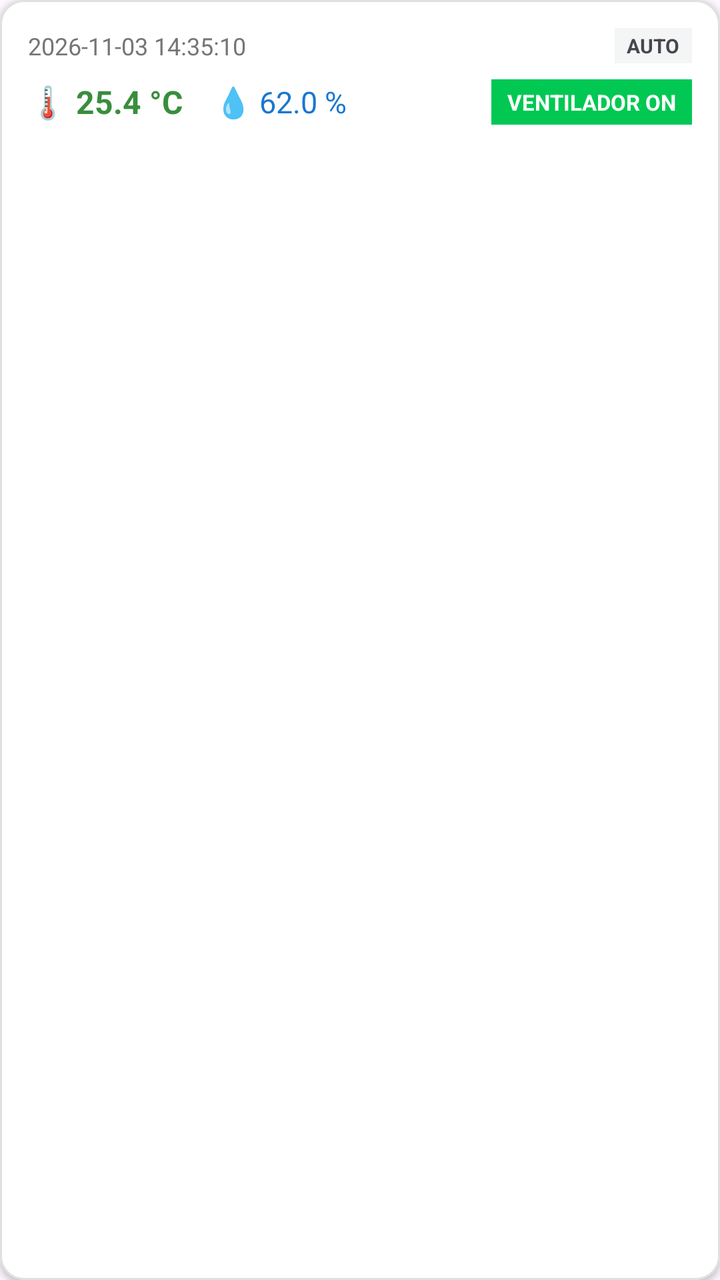
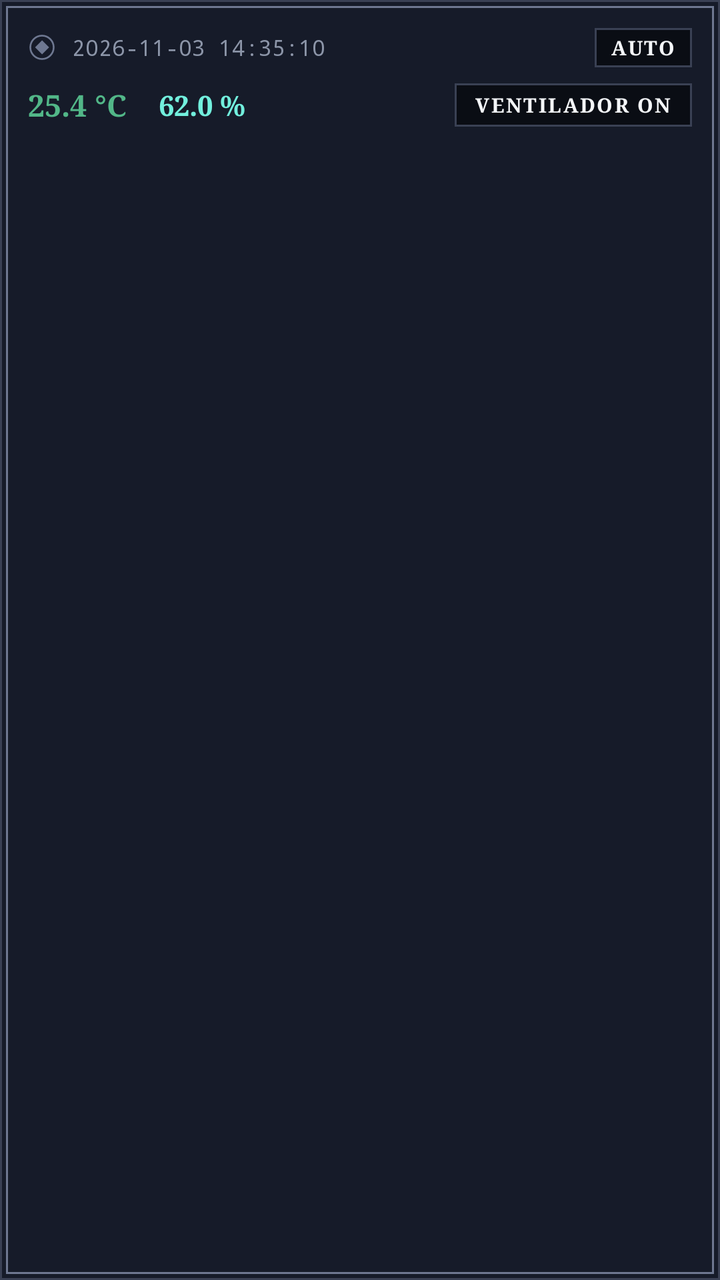

Before-and-after screenshots of an Android layout around one commit, followed by the original layout XML and the change that was made.
<!-- AndroidManifest.xml: application theme Theme.InvernaderoIoT -->
<!-- res/layout/item_sensor_reading.xml -->
<?xml version="1.0" encoding="utf-8"?>
<com.google.android.material.card.MaterialCardView xmlns:android="http://schemas.android.com/apk/res/android"
    xmlns:app="http://schemas.android.com/apk/res-auto"
    android:layout_width="match_parent"
    android:layout_height="wrap_content"
    app:cardCornerRadius="12dp"
    app:cardElevation="2dp"
    app:cardBackgroundColor="@color/card_bg"
    app:strokeColor="@color/card_border"
    app:strokeWidth="1dp"
    android:layout_marginBottom="10dp"
    android:layout_marginHorizontal="4dp">

    <LinearLayout
        android:layout_width="match_parent"
        android:layout_height="wrap_content"
        android:orientation="vertical"
        android:padding="14dp">

        <LinearLayout
            android:layout_width="match_parent"
            android:layout_height="wrap_content"
            android:orientation="horizontal"
            android:gravity="center_vertical"
            android:layout_marginBottom="8dp">

            <TextView
                android:id="@+id/tvItemTimestamp"
                android:layout_width="0dp"
                android:layout_height="wrap_content"
                android:layout_weight="1"
                android:text="2026-11-03 14:35:10"
                android:textSize="12sp"
                android:textColor="@color/text_secondary" />

            <TextView
                android:id="@+id/tvItemMode"
                android:layout_width="wrap_content"
                android:layout_height="wrap_content"
                android:text="AUTO"
                android:textSize="10sp"
                android:textStyle="bold"
                android:background="@color/screen_bg"
                android:paddingHorizontal="6dp"
                android:paddingVertical="2dp" />
        </LinearLayout>

        <LinearLayout
            android:layout_width="match_parent"
            android:layout_height="wrap_content"
            android:orientation="horizontal"
            android:gravity="center_vertical">

            
            <TextView
                android:id="@+id/tvItemTemp"
                android:layout_width="wrap_content"
                android:layout_height="wrap_content"
                android:text="🌡️ 25.4 °C"
                android:textSize="16sp"
                android:textStyle="bold"
                android:textColor="@color/temp_optimal"
                android:layout_marginEnd="16dp" />

            
            <TextView
                android:id="@+id/tvItemHumidity"
                android:layout_width="0dp"
                android:layout_height="wrap_content"
                android:layout_weight="1"
                android:text="💧 62.0 %"
                android:textSize="15sp"
                android:textColor="@color/temp_cold" />

            
            <TextView
                android:id="@+id/tvItemFanStatus"
                android:layout_width="wrap_content"
                android:layout_height="wrap_content"
                android:text="VENTILADOR ON"
                android:textSize="11sp"
                android:textStyle="bold"
                android:textColor="@color/white"
                android:background="@color/fan_active"
                android:paddingHorizontal="8dp"
                android:paddingVertical="4dp" />
        </LinearLayout>

    </LinearLayout>
</com.google.android.material.card.MaterialCardView>
<!-- resources referenced by this layout -->
<resources>
  <color name="card_bg">#FFFFFF</color>
  <color name="card_border">#E0E0E0</color>
  <color name="fan_active">#00C853</color>
  <color name="screen_bg">#F4F6F5</color>
  <color name="temp_cold">#1976D2</color>
  <color name="temp_optimal">#388E3C</color>
  <color name="text_secondary">#757575</color>
  <color name="white">#FFFFFFFF</color>
  <style name="Theme.InvernaderoIoT" parent="Base.Theme.InvernaderoIoT" />
  <style name="Base.Theme.InvernaderoIoT" parent="Theme.Material3.DayNight.NoActionBar">
          <item name="colorPrimary">@color/greenhouse_primary</item>
          <item name="colorPrimaryVariant">@color/greenhouse_primary_dark</item>
          <item name="colorSecondary">@color/greenhouse_accent</item>
          <item name="android:statusBarColor">@color/greenhouse_primary_dark</item>
      </style>
  <color name="greenhouse_primary">#2E7D32</color>
  <color name="greenhouse_primary_dark">#1B5E20</color>
  <color name="greenhouse_accent">#4CAF50</color>
</resources>

<!-- the commit's change to res/layout/item_sensor_reading.xml (unified diff, before → after) -->
@@ -1,90 +1,100 @@
 <?xml version="1.0" encoding="utf-8"?>
-<com.google.android.material.card.MaterialCardView xmlns:android="http://schemas.android.com/apk/res/android"
+<LinearLayout xmlns:android="http://schemas.android.com/apk/res/android"
     xmlns:app="http://schemas.android.com/apk/res-auto"
     android:layout_width="match_parent"
     android:layout_height="wrap_content"
-    app:cardCornerRadius="12dp"
-    app:cardElevation="2dp"
-    app:cardBackgroundColor="@color/card_bg"
-    app:strokeColor="@color/card_border"
-    app:strokeWidth="1dp"
+    android:orientation="vertical"
+    android:background="@drawable/bg_hallownest_card"
+    android:padding="14dp"
     android:layout_marginBottom="10dp"
-    android:layout_marginHorizontal="4dp">
+    android:layout_marginHorizontal="2dp">
 
+    
     <LinearLayout
         android:layout_width="match_parent"
         android:layout_height="wrap_content"
-        android:orientation="vertical"
-        android:padding="14dp">
+        android:orientation="horizontal"
+        android:gravity="center_vertical"
+        android:layout_marginBottom="8dp">
 
-        <LinearLayout
-            android:layout_width="match_parent"
+        <ImageView
+            android:layout_width="14dp"
+            android:layout_height="14dp"
+            android:src="@drawable/ic_charm_notch"
+            app:tint="@color/hk_border_pale_ore"
+            android:contentDescription="Muesca"
+            android:layout_marginEnd="8dp" />
+
+        <TextView
+            android:id="@+id/tvItemTimestamp"
+            android:layout_width="0dp"
             android:layout_height="wrap_content"
-            android:orientation="horizontal"
-            android:gravity="center_vertical"
-            android:layout_marginBottom="8dp">
+            android:layout_weight="1"
+            android:text="2026-11-03 14:35:10"
+            android:textSize="11sp"
+            android:fontFamily="monospace"
+            android:textColor="@color/hk_text_lore" />
 
-            <TextView
-                android:id="@+id/tvItemTimestamp"
-                android:layout_width="0dp"
-                android:layout_height="wrap_content"
-                android:layout_weight="1"
-                android:text="2026-11-03 14:35:10"
-                android:textSize="12sp"
-                android:textColor="@color/text_secondary" />
+        <TextView
+            android:id="@+id/tvItemMode"
+            android:layout_width="wrap_content"
+            android:layout_height="wrap_content"
+            android:text="AUTO"
+            android:textSize="10sp"
+            android:textStyle="bold"
+            android:fontFamily="serif"
+            android:letterSpacing="0.08"
+            android:textColor="@color/hk_text_soul"
+            android:background="@drawable/bg_charm_well"
+            android:paddingHorizontal="8dp"
+            android:paddingVertical="3dp" />
+    </LinearLayout>
 
-            <TextView
-                android:id="@+id/tvItemMode"
-                android:layout_width="wrap_content"
-                android:layout_height="wrap_content"
-                android:text="AUTO"
-                android:textSize="10sp"
-                android:textStyle="bold"
-                android:background="@color/screen_bg"
-                android:paddingHorizontal="6dp"
-                android:paddingVertical="2dp" />
-        </LinearLayout>
+    
+    <LinearLayout
+        android:layout_width="match_parent"
+        android:layout_height="wrap_content"
+        android:orientation="horizontal"
+        android:gravity="center_vertical">
 
-        <LinearLayout
-            android:layout_width="match_parent"
+        
+        <TextView
+            android:id="@+id/tvItemTemp"
+            android:layout_width="wrap_content"
             android:layout_height="wrap_content"
-            android:orientation="horizontal"
-            android:gravity="center_vertical">
+            android:text="25.4 °C"
+            android:textSize="15sp"
+            android:textStyle="bold"
+            android:fontFamily="serif"
+            android:textColor="@color/hk_accent_greenpath"
+            android:layout_marginEnd="16dp" />
 
-            
-            <TextView
-                android:id="@+id/tvItemTemp"
-                android:layout_width="wrap_content"
-                android:layout_height="wrap_content"
-                android:text="🌡️ 25.4 °C"
-                android:textSize="16sp"
-                android:textStyle="bold"
-                android:textColor="@color/temp_optimal"
-                android:layout_marginEnd="16dp" />
+        
+        <TextView
+            android:id="@+id/tvItemHumidity"
+            android:layout_width="0dp"
+            android:layout_height="wrap_content"
+            android:layout_weight="1"
+            android:text="62.0 %"
+            android:textSize="14sp"
+            android:textStyle="bold"
+            android:fontFamily="serif"
+            android:textColor="@color/hk_accent_lifeblood_glow" />
 
-            
-            <TextView
-                android:id="@+id/tvItemHumidity"
-                android:layout_width="0dp"
-                android:layout_height="wrap_content"
-                android:layout_weight="1"
-                android:text="💧 62.0 %"
-                android:textSize="15sp"
-                android:textColor="@color/temp_cold" />
+        
+        <TextView
+            android:id="@+id/tvItemFanStatus"
+            android:layout_width="wrap_content"
+            android:layout_height="wrap_content"
+            android:text="VENTILADOR ON"
+            android:textSize="10sp"
+            android:textStyle="bold"
+            android:fontFamily="serif"
+            android:letterSpacing="0.08"
+            android:textColor="@color/hk_text_soul"
+            android:background="@drawable/bg_charm_well"
+            android:paddingHorizontal="10dp"
+            android:paddingVertical="4dp" />
+    </LinearLayout>
 
-            
-            <TextView
-                android:id="@+id/tvItemFanStatus"
-                android:layout_width="wrap_content"
-                android:layout_height="wrap_content"
-                android:text="VENTILADOR ON"
-                android:textSize="11sp"
-                android:textStyle="bold"
-                android:textColor="@color/white"
-                android:background="@color/fan_active"
-                android:paddingHorizontal="8dp"
-                android:paddingVertical="4dp" />
-        </LinearLayout>
-
-    </LinearLayout>
-</com.google.android.material.card.MaterialCardView>
+</LinearLayout>
<!-- resource entries referenced after the edit -->
@@ -1,22 +1,95 @@
 <!-- resources referenced by this layout -->
 <resources>
-  <color name="card_bg">#FFFFFF</color>
-  <color name="card_border">#E0E0E0</color>
-  <color name="fan_active">#00C853</color>
-  <color name="screen_bg">#F4F6F5</color>
-  <color name="temp_cold">#1976D2</color>
-  <color name="temp_optimal">#388E3C</color>
-  <color name="text_secondary">#757575</color>
-  <color name="white">#FFFFFFFF</color>
+  <color name="hk_accent_greenpath">#52B788</color>
+  <color name="hk_accent_lifeblood_glow">#72EFDD</color>
+  <color name="hk_border_pale_ore">#6E7891</color>
+  <color name="hk_text_lore">#8C95A8</color>
+  <color name="hk_text_soul">#F4F6F9</color>
+  <!-- drawable bg_charm_well (drawable) -->
+  <?xml version="1.0" encoding="utf-8"?>
+  <shape xmlns:android="http://schemas.android.com/apk/res/android"
+      android:shape="rectangle">
+      <solid android:color="@color/hk_surface_dark_well" />
+      <stroke
+          android:width="1dp"
+          android:color="@color/hk_border_stone" />
+  </shape>
+  <!-- drawable bg_hallownest_card (drawable) -->
+  <?xml version="1.0" encoding="utf-8"?>
+  <layer-list xmlns:android="http://schemas.android.com/apk/res/android">
+      
+      <item>
+          <shape android:shape="rectangle">
+              <solid android:color="@color/hk_surface_card" />
+              <stroke
+                  android:width="1dp"
+                  android:color="@color/hk_border_stone" />
+          </shape>
+      </item>
+  
+      
+      <item
+          android:top="3dp"
+          android:bottom="3dp"
+          android:left="3dp"
+          android:right="3dp">
+          <shape android:shape="rectangle">
+              <solid android:color="@color/hk_surface_card" />
+              <stroke
+                  android:width="1dp"
+                  android:color="@color/hk_border_pale_ore" />
+          </shape>
+      </item>
+  </layer-list>
+  <!-- drawable ic_charm_notch (drawable) -->
+  <vector xmlns:android="http://schemas.android.com/apk/res/android"
+      android:width="24dp"
+      android:height="24dp"
+      android:viewportWidth="24"
+      android:viewportHeight="24">
+  
+      
+      <path
+          android:fillColor="#00000000"
+          android:strokeColor="#6E7891"
+          android:strokeWidth="1.5"
+          android:pathData="M12,2 C6.48,2 2,6.48 2,12 C2,17.52 6.48,22 12,22 C17.52,22 22,17.52 22,12 C22,6.48 17.52,2 12,2 Z" />
+  
+      
+      <path
+          android:fillColor="#F4F6F9"
+          android:pathData="M12,6 L18,12 L12,18 L6,12 Z" />
+  </vector>
   <style name="Theme.InvernaderoIoT" parent="Base.Theme.InvernaderoIoT" />
-  <style name="Base.Theme.InvernaderoIoT" parent="Theme.Material3.DayNight.NoActionBar">
-          <item name="colorPrimary">@color/greenhouse_primary</item>
-          <item name="colorPrimaryVariant">@color/greenhouse_primary_dark</item>
-          <item name="colorSecondary">@color/greenhouse_accent</item>
-          <item name="android:statusBarColor">@color/greenhouse_primary_dark</item>
+  <color name="hk_surface_dark_well">#0A0D14</color>
+  <color name="hk_border_stone">#3A4154</color>
+  <color name="hk_surface_card">#161B29</color>
+  <style name="Base.Theme.InvernaderoIoT" parent="Theme.Material3.Dark.NoActionBar">
+          <item name="android:windowBackground">@drawable/bg_void_vignette</item>
+          <item name="android:statusBarColor">@color/hk_bg_void</item>
+          <item name="android:navigationBarColor">@color/hk_bg_void</item>
+          <item name="colorPrimary">@color/hk_text_soul</item>
+          <item name="colorPrimaryVariant">@color/hk_surface_elevated</item>
+          <item name="colorSecondary">@color/hk_accent_lifeblood</item>
+          <item name="colorSurface">@color/hk_surface_card</item>
+          <item name="android:textColorPrimary">@color/hk_text_soul</item>
+          <item name="android:textColorSecondary">@color/hk_text_mask</item>
       </style>
-  <color name="greenhouse_primary">#2E7D32</color>
-  <color name="greenhouse_primary_dark">#1B5E20</color>
-  <color name="greenhouse_accent">#4CAF50</color>
+  <!-- drawable bg_void_vignette (drawable) -->
+  <?xml version="1.0" encoding="utf-8"?>
+  <shape xmlns:android="http://schemas.android.com/apk/res/android"
+      android:shape="rectangle">
+      
+      <gradient
+          android:type="radial"
+          android:gradientRadius="450dp"
+          android:startColor="#0E111A"
+          android:centerColor="#0B0D14"
+          android:endColor="#07080C" />
+  </shape>
+  <color name="hk_bg_void">#07080C</color>
+  <color name="hk_surface_elevated">#1F263B</color>
+  <color name="hk_accent_lifeblood">#00B4D8</color>
+  <color name="hk_text_mask">#C4C9D6</color>
 </resources>
 
